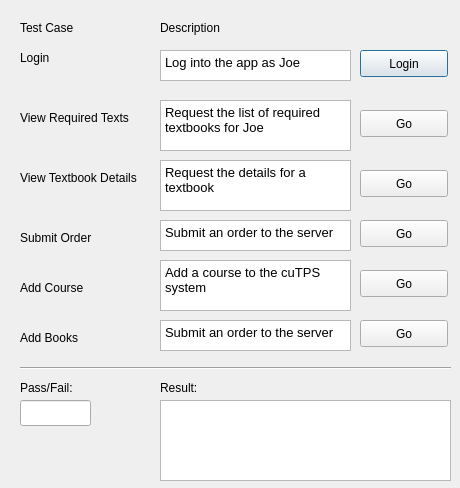
akfarhat/cuTPS, file cuTPS-client/Tests.ui: the form before one commit.
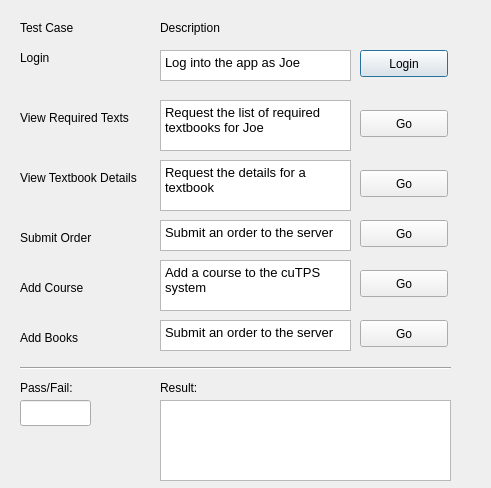
The form after the commit.

Commit message: Enabled login, getRequiredTexts, getTextDets, added slots for updating test UI with server responses

```diff
--- a/cuTPS-client/Tests.ui
+++ b/cuTPS-client/Tests.ui
@@ -6,7 +6,7 @@
    <rect>
     <x>0</x>
     <y>0</y>
-    <width>460</width>
+    <width>491</width>
     <height>488</height>
    </rect>
   </property>
@@ -213,7 +213,7 @@
     <rect>
      <x>20</x>
      <y>110</y>
-     <width>121</width>
+     <width>131</width>
      <height>16</height>
     </rect>
    </property>
@@ -226,7 +226,7 @@
     <rect>
      <x>20</x>
      <y>170</y>
-     <width>131</width>
+     <width>141</width>
      <height>16</height>
     </rect>
    </property>
```
The commit also changes 12 other files.
